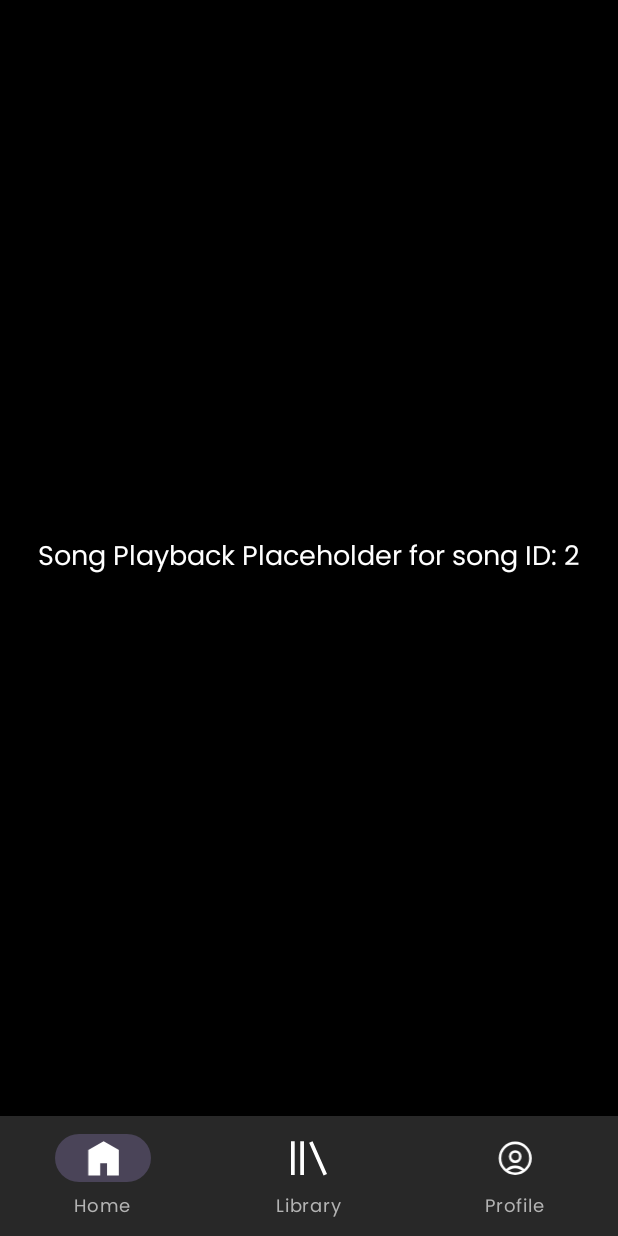
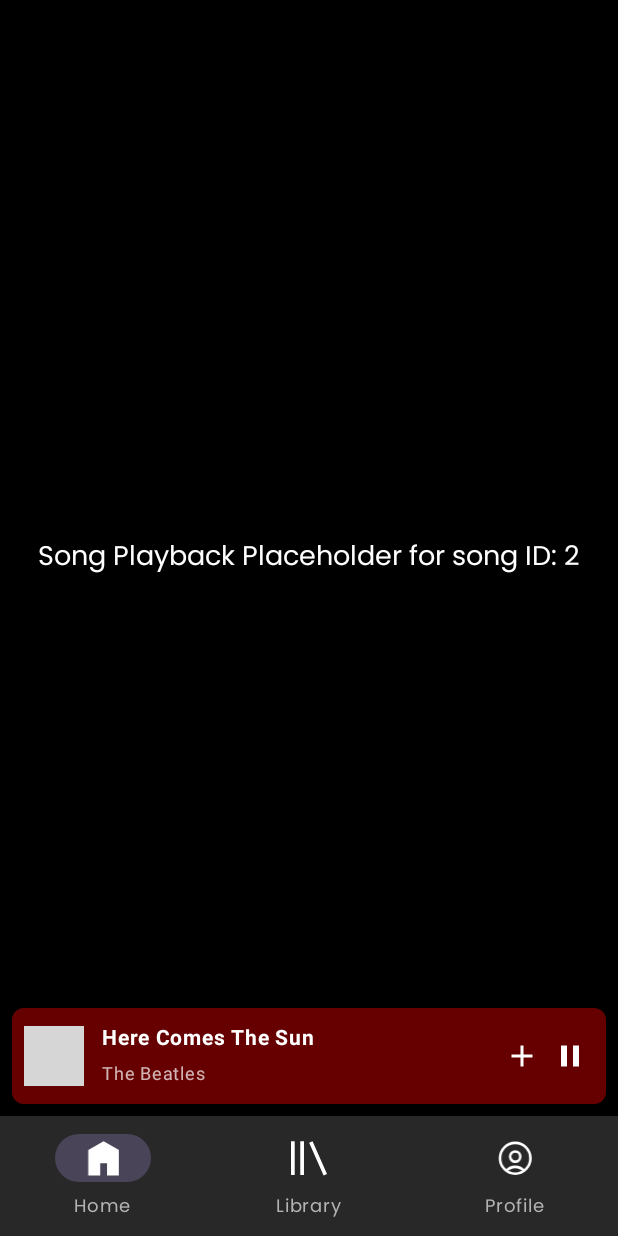
Before and after one commit to shulhajws/purritify, an Android app built with Jetpack Compose: the screen it shows after launch (MainActivity), after a tap on "Here Comes The Sun", on a phone screen of 412 x 824 dp. Run offline under Robolectric (Android 15) with nearby library versions, the phone set to English and light mode, and no system bars; our stand-ins replace navigation-ui; pictures from the network do not load; 1 other tap on this screen came first; grey boxes are pictures that could not be loaded.

Commit message:
feat: interface for MiniPlayer

```diff
--- a/app/src/main/java/com/example/purrytify/MainActivity.kt
+++ b/app/src/main/java/com/example/purrytify/MainActivity.kt
@@ -1,35 +1,46 @@
 package com.example.purrytify
 
 import android.os.Bundle
-import android.widget.TextView
-import com.google.android.material.bottomnavigation.BottomNavigationView
+import android.view.View
+import android.view.ViewGroup
+import androidx.activity.viewModels
 import androidx.appcompat.app.AppCompatActivity
+import androidx.compose.material3.MaterialTheme
+import androidx.compose.material3.Surface
+import androidx.compose.runtime.collectAsState
+import androidx.compose.runtime.getValue
+import androidx.compose.ui.graphics.Color
+import androidx.compose.ui.platform.ComposeView
+import androidx.core.os.bundleOf
+import androidx.lifecycle.lifecycleScope
 import androidx.navigation.NavController
 import androidx.navigation.fragment.NavHostFragment
 import androidx.navigation.ui.AppBarConfiguration
 import androidx.navigation.ui.setupWithNavController
 import com.example.purrytify.databinding.ActivityMainBinding
+import com.example.purrytify.ui.playback.PlayerViewModel
+import com.google.android.material.bottomnavigation.BottomNavigationView
+import kotlinx.coroutines.flow.launchIn
+import kotlinx.coroutines.flow.onEach
 
 class MainActivity : AppCompatActivity() {
-
     private lateinit var binding: ActivityMainBinding
     private lateinit var navController: NavController
     private lateinit var appBarConfiguration: AppBarConfiguration
-//    private lateinit var headerTitle: TextView
+    private val playerViewModel: PlayerViewModel by viewModels()
 
     override fun onCreate(savedInstanceState: Bundle?) {
         super.onCreate(savedInstanceState)
-
         binding = ActivityMainBinding.inflate(layoutInflater)
         setContentView(binding.root)
 
+        // Setup navigation
         val navView: BottomNavigationView = binding.navView
-
         val navHostFragment = supportFragmentManager
             .findFragmentById(R.id.nav_host_fragment_activity_main) as NavHostFragment
         navController = navHostFragment.navController
 
-        val appBarConfiguration = AppBarConfiguration(
+        appBarConfiguration = AppBarConfiguration(
             setOf(
                 R.id.navigation_home,
                 R.id.navigation_library,
@@ -37,5 +48,57 @@ class MainActivity : AppCompatActivity() {
             )
         )
         navView.setupWithNavController(navController)
+
+        // Mini Player Container
+        val miniPlayerContainer = binding.miniPlayerContainer
+        val composeView = ComposeView(this).apply {
+            layoutParams = ViewGroup.LayoutParams(
+                ViewGroup.LayoutParams.MATCH_PARENT,
+                ViewGroup.LayoutParams.WRAP_CONTENT
+            )
+        }
+        miniPlayerContainer.addView(composeView)
+
+        // Set content for the compose view
+        composeView.setContent {
+            val currentSong by playerViewModel.currentSong.collectAsState()
+            val isPlaying by playerViewModel.isPlaying.collectAsState()
+
+            MaterialTheme {
+                Surface(color = Color.Transparent) {
+                    currentSong?.let { song ->
+                        MiniPlayer(
+                            song = song.copy(isPlaying = isPlaying),
+                            onMiniPlayerClick = {
+                                navController.navigate(
+                                    R.id.navigation_song_playback,
+                                    bundleOf("song_id" to song.id)
+                                )
+                            },
+                            onPlayPauseClick = {
+                                playerViewModel.togglePlayPause()
+                            }
+                        )
+                    }
+                }
+            }
+        }
+
+        playerViewModel.currentSong
+            .onEach { song ->
+                binding.miniPlayerContainer.visibility = if (song != null) View.VISIBLE else View.GONE
+            }
+            .launchIn(lifecycleScope)
     }
 }
+
+//    private fun togglePlayPause() {
+//        // Update the current song's playing state
+//        currentSong = currentSong.copy(isPlaying = !currentSong.isPlaying)
+//    }
+//
+//    // Method to be called from fragments when a song is selected
+//    fun playSong(song: Song) {
+//        currentSong = song.copy(isPlaying = true)
+//        showMiniPlayer = true
+//    }
--- /dev/null
+++ b/app/src/main/java/com/example/purrytify/MiniPlayer.kt
@@ -0,0 +1,112 @@
+package com.example.purrytify
+
+// MiniPlayer.kt
+import androidx.compose.foundation.Image
+import androidx.compose.foundation.background
+import androidx.compose.foundation.clickable
+import androidx.compose.foundation.layout.Box
+import androidx.compose.foundation.layout.Column
+import androidx.compose.foundation.layout.Row
+import androidx.compose.foundation.layout.fillMaxWidth
+import androidx.compose.foundation.layout.padding
+import androidx.compose.foundation.layout.size
+import androidx.compose.foundation.shape.RoundedCornerShape
+import androidx.compose.material.icons.Icons
+import androidx.compose.material.icons.filled.Add
+import androidx.compose.material.icons.filled.PlayArrow
+import androidx.compose.material3.Icon
+import androidx.compose.material3.IconButton
+import androidx.compose.material3.Text
+import androidx.compose.runtime.Composable
+import androidx.compose.ui.Alignment
+import androidx.compose.ui.Modifier
+import androidx.compose.ui.draw.clip
+import androidx.compose.ui.graphics.Color
+import androidx.compose.ui.graphics.vector.rememberVectorPainter
+import androidx.compose.ui.layout.ContentScale
+import androidx.compose.ui.res.painterResource
+import androidx.compose.ui.text.font.FontWeight
+import androidx.compose.ui.text.style.TextOverflow
+import androidx.compose.ui.unit.dp
+import androidx.compose.ui.unit.sp
+import coil.compose.rememberAsyncImagePainter
+import com.example.purrytify.model.Song
+
+@Composable
+fun MiniPlayer(
+    song: Song,
+    onMiniPlayerClick: () -> Unit,
+    onPlayPauseClick: () -> Unit
+) {
+    Box(
+        modifier = Modifier
+            .fillMaxWidth()
+            .background(Color(0xFF660000), shape = RoundedCornerShape(8.dp)) // Apply shape here
+            .clickable { onMiniPlayerClick() }
+            .padding(8.dp)
+    ) {
+        Row(
+            verticalAlignment = Alignment.CenterVertically,
+            modifier = Modifier.fillMaxWidth()
+        ) {
+            Image(
+                painter = if (song.albumArt.isNotEmpty())
+                    rememberAsyncImagePainter(song.albumArt)
+                else
+                    painterResource(id = R.drawable.placeholder_album_art),
+                contentDescription = "Album Cover",
+                modifier = Modifier
+                    .size(40.dp)
+                    .clip(RoundedCornerShape(4.dp)),
+                contentScale = ContentScale.Crop
+            )
+
+            // Song info
+            Column(
+                modifier = Modifier
+                    .weight(1f)
+                    .padding(horizontal = 12.dp)
+            ) {
+                Text(
+                    text = song.title,
+                    color = Color.White,
+                    fontSize = 14.sp,
+                    fontWeight = FontWeight.Bold,
+                    maxLines = 1,
+                    overflow = TextOverflow.Ellipsis
+                )
+                Text(
+                    text = song.artist,
+                    color = Color.White.copy(alpha = 0.7f),
+                    fontSize = 12.sp,
+                    maxLines = 1,
+                    overflow = TextOverflow.Ellipsis
+                )
+            }
+
+            // Controls
+            IconButton(
+                onClick = { /* Add to playlist functionality */ },
+                modifier = Modifier.size(32.dp)
+            ) {
+                Icon(
+                    imageVector = Icons.Default.Add,
+                    contentDescription = "Add to playlist",
+                    tint = Color.White
+                )
+            }
+
+            IconButton(
+                onClick = onPlayPauseClick,
+                modifier = Modifier.size(32.dp)
+            ) {
+                Icon(
+                    painter = if (song.isPlaying) painterResource(R.drawable.ic_pause)
+                    else rememberVectorPainter(Icons.Default.PlayArrow),
+                    contentDescription = if (song.isPlaying) "Pause" else "Play",
+                    tint = Color.White
+                )
+            }
+        }
+    }
+}
--- a/app/src/main/java/com/example/purrytify/ui/home/HomeFragment.kt
+++ b/app/src/main/java/com/example/purrytify/ui/home/HomeFragment.kt
@@ -9,11 +9,13 @@ import androidx.compose.material3.MaterialTheme
 import androidx.compose.material3.Surface
 import androidx.compose.ui.Modifier
 import androidx.fragment.app.Fragment
+import androidx.fragment.app.activityViewModels
 import androidx.lifecycle.ViewModelProvider
 import androidx.navigation.NavController
 import androidx.navigation.fragment.NavHostFragment
 import com.example.purrytify.R
 import com.example.purrytify.databinding.FragmentHomeBinding
+import com.example.purrytify.ui.playback.PlayerViewModel
 import com.example.purrytify.ui.theme.PurrytifyTheme
 
 class HomeFragment : Fragment() {
@@ -21,6 +23,7 @@ class HomeFragment : Fragment() {
     private val binding get() = _binding!!
     private lateinit var homeViewModel: HomeViewModel
     private lateinit var navController: NavController
+    private val playerViewModel: PlayerViewModel by activityViewModels()
 
     override fun onCreateView(
         inflater: LayoutInflater,
@@ -45,7 +48,10 @@ class HomeFragment : Fragment() {
                 ) {
                     HomeScreen(
                         viewModel = homeViewModel,
-                        onSongClick = { songId -> navigateToPlayback(songId) }
+                        onSongClick = { song ->
+                            playerViewModel.playSong(song)
+                            navigateToPlayback(song.id)
+                        }
                     )
                 }
             }
--- a/app/src/main/java/com/example/purrytify/ui/home/HomeScreen.kt
+++ b/app/src/main/java/com/example/purrytify/ui/home/HomeScreen.kt
@@ -36,7 +36,10 @@ import com.example.purrytify.ui.theme.SoftGray
 import com.example.purrytify.ui.theme.White
 
 @Composable
-fun HomeScreen(viewModel: HomeViewModel, onSongClick: (String) -> Unit) {
+fun HomeScreen(
+    viewModel: HomeViewModel,
+    onSongClick: (Song) -> Unit
+) {
     val newSongs by viewModel.newSongs.collectAsState()
     val recentlyPlayedSongs by viewModel.recentlyPlayedSongs.collectAsState()
 
@@ -68,7 +71,7 @@ fun HomeScreen(viewModel: HomeViewModel, onSongClick: (String) -> Unit) {
                 items(newSongs) { song ->
                     NewSongItem(
                         song = song,
-                        onSongClick = { onSongClick(song.id) }
+                        onSongClick = { onSongClick(song) }
                     )
                 }
             }
@@ -91,7 +94,7 @@ fun HomeScreen(viewModel: HomeViewModel, onSongClick: (String) -> Unit) {
                 recentlyPlayedSongs.forEach { song ->
                     RecentlyPlayedItem(
                         song = song,
-                        onSongClick = { onSongClick(song.id) }
+                        onSongClick = { onSongClick(song) }
                     )
                 }
             }
@@ -152,15 +155,6 @@ fun RecentlyPlayedItem(song: Song, onSongClick: () -> Unit) {
             modifier = Modifier
                 .size(56.dp)
                 .clip(RoundedCornerShape(4.dp))
-//            for further development, consider
-//            rememberAsyncImagePainter(
-//                model = song.albumArt,
-//                imageLoader = ImageLoader.Builder(context)
-//                    .size(Size.ORIGINAL) // Prevent size-based decoding drops
-//                    .build(),
-//                placeholder = painterResource(R.drawable.placeholder),
-//                error = painterResource(R.drawable.error_placeholder)
-//            )
         )
 
         Spacer(modifier = Modifier.width(16.dp))
--- a/app/src/main/java/com/example/purrytify/ui/library/LibraryFragment.kt
+++ b/app/src/main/java/com/example/purrytify/ui/library/LibraryFragment.kt
@@ -6,6 +6,7 @@ import android.view.View
 import android.view.ViewGroup
 import androidx.core.content.ContextCompat
 import androidx.fragment.app.Fragment
+import androidx.fragment.app.activityViewModels
 import androidx.lifecycle.ViewModelProvider
 import androidx.lifecycle.lifecycleScope
 import androidx.navigation.NavController
@@ -13,6 +14,7 @@ import androidx.navigation.fragment.NavHostFragment
 import androidx.recyclerview.widget.LinearLayoutManager
 import com.example.purrytify.R
 import com.example.purrytify.databinding.FragmentLibraryBinding
+import com.example.purrytify.ui.playback.PlayerViewModel
 import com.google.android.material.button.MaterialButton
 import kotlinx.coroutines.ExperimentalCoroutinesApi
 import kotlinx.coroutines.flow.flatMapLatest
@@ -24,6 +26,7 @@ class LibraryFragment : Fragment() {
     private lateinit var libraryViewModel: LibraryViewModel
     private lateinit var navController: NavController
     private lateinit var songAdapter: LibrarySongAdapter
+    private val playerViewModel: PlayerViewModel by activityViewModels()
 
     override fun onCreateView(
         inflater: LayoutInflater,
@@ -54,7 +57,10 @@ class LibraryFragment : Fragment() {
 
         // Setup the RecyclerView
         val recyclerView = contentView.findViewById<androidx.recyclerview.widget.RecyclerView>(R.id.recycler_songs)
-        songAdapter = LibrarySongAdapter { songId -> navigateToPlayback(songId) }
+        songAdapter = LibrarySongAdapter { song ->
+            playerViewModel.playSong(song)
+            navigateToPlayback(song.id)
+        }
         recyclerView.apply {
             layoutManager = LinearLayoutManager(requireContext())
             adapter = songAdapter
--- a/app/src/main/java/com/example/purrytify/ui/library/LibrarySongAdapter.kt
+++ b/app/src/main/java/com/example/purrytify/ui/library/LibrarySongAdapter.kt
@@ -10,7 +10,7 @@ import com.example.purrytify.R
 import com.example.purrytify.databinding.ItemLibrarySongBinding
 import com.example.purrytify.model.Song
 
-class LibrarySongAdapter(private val onSongClick: (String) -> Unit) :
+class LibrarySongAdapter(private val onSongClick: (Song) -> Unit) :
     ListAdapter<Song, LibrarySongAdapter.SongViewHolder>(SongDiffCallback()) {
 
     override fun onCreateViewHolder(parent: ViewGroup, viewType: Int): SongViewHolder {
@@ -29,7 +29,7 @@ class LibrarySongAdapter(private val onSongClick: (String) -> Unit) :
                 val position = bindingAdapterPosition
                 if (position != RecyclerView.NO_POSITION) {
                     val song = getItem(position)
-                    onSongClick(song.id)
+                    onSongClick(song)
                 }
             }
         }
--- /dev/null
+++ b/app/src/main/java/com/example/purrytify/ui/playback/PlayerViewModel.kt
@@ -0,0 +1,24 @@
+package com.example.purrytify.ui.playback
+
+import androidx.lifecycle.ViewModel
+import com.example.purrytify.model.Song
+import kotlinx.coroutines.flow.MutableStateFlow
+import kotlinx.coroutines.flow.StateFlow
+import kotlinx.coroutines.flow.asStateFlow
+
+class PlayerViewModel : ViewModel() {
+    private val _currentSong = MutableStateFlow<Song?>(null)
+    val currentSong: StateFlow<Song?> = _currentSong.asStateFlow()
+
+    private val _isPlaying = MutableStateFlow(false)
+    val isPlaying: StateFlow<Boolean> = _isPlaying.asStateFlow()
+
+    fun playSong(song: Song) {
+        _currentSong.value = song
+        _isPlaying.value = true
+    }
+
+    fun togglePlayPause() {
+        _isPlaying.value = !_isPlaying.value
+    }
+}
--- a/app/src/main/java/com/example/purrytify/ui/theme/Type.kt
+++ b/app/src/main/java/com/example/purrytify/ui/theme/Type.kt
@@ -59,6 +59,11 @@ val Typography = Typography(
         fontWeight = FontWeight.Normal,
         fontSize = 14.sp
     ),
+    labelLarge = TextStyle(
+        fontFamily = Poppins,
+        fontWeight = FontWeight.Bold,
+        fontSize = 14.sp
+    ),
     labelMedium = TextStyle(
         fontFamily = Poppins,
         fontWeight = FontWeight.Medium,
--- /dev/null
+++ b/app/src/main/res/drawable/ic_pause.xml
@@ -0,0 +1,5 @@
+<vector xmlns:android="http://schemas.android.com/apk/res/android" android:autoMirrored="true" android:height="24dp" android:viewportHeight="24" android:viewportWidth="24" android:width="24dp">
+
+    <path android:fillColor="#FF000000" android:pathData="M6,19h4L10,5L6,5v14zM14,5v14h4L18,5h-4z"/>
+
+</vector>
--- a/app/src/main/res/layout/activity_main.xml
+++ b/app/src/main/res/layout/activity_main.xml
@@ -20,6 +20,17 @@
         app:navGraph="@navigation/mobile_navigation"
         app:defaultNavHost="true" />
 
+    <FrameLayout
+        android:id="@+id/mini_player_container"
+        android:layout_width="match_parent"
+        android:layout_height="wrap_content"
+        android:layout_marginStart="8dp"
+        android:layout_marginEnd="8dp"
+        android:layout_marginBottom="8dp"
+        android:visibility="gone"
+        app:layout_constraintBottom_toTopOf="@id/nav_view"
+        app:layout_constraintEnd_toEndOf="parent"
+        app:layout_constraintStart_toStartOf="parent" />
 
     <com.google.android.material.bottomnavigation.BottomNavigationView
         android:id="@+id/nav_view"
--- a/app/src/main/res/layout/library_content.xml
+++ b/app/src/main/res/layout/library_content.xml
@@ -25,6 +25,7 @@
                 android:layout_width="wrap_content"
                 android:layout_height="wrap_content"
                 android:text="All"
+                android:textAppearance="@style/Text.LabelLarge"
                 android:textAllCaps="false"
                 android:textColor="@color/white"
                 app:cornerRadius="50dp"
@@ -40,6 +41,7 @@
                 android:layout_width="wrap_content"
                 android:layout_height="wrap_content"
                 android:text="Liked"
+                android:textAppearance="@style/Text.LabelLarge"
                 android:textAllCaps="false"
                 android:textColor="@color/white"
                 app:cornerRadius="50dp"
@@ -52,7 +54,7 @@
             android:layout_height="48dp"
             android:background="?attr/selectableItemBackgroundBorderless"
             android:contentDescription="Add song"
-            android:src="@drawable/ic_add_plain"
+            android:src="@drawable/ic_add"
             app:tint="@android:color/white" />
     </LinearLayout>
 
--- a/app/src/main/res/navigation/mobile_navigation.xml
+++ b/app/src/main/res/navigation/mobile_navigation.xml
@@ -16,7 +16,9 @@
             android:id="@+id/action_home_to_playback"
             app:destination="@id/navigation_song_playback"
             app:enterAnim="@android:anim/fade_in"
-            app:exitAnim="@android:anim/fade_out">
+            app:exitAnim="@android:anim/fade_out"
+            app:popUpTo="@id/navigation_home"
+            app:popUpToInclusive="false" >
             <argument android:name="songId" app:argType="string" />
         </action>
     </fragment>
--- /dev/null
+++ b/app/src/main/res/values/ids.xml
@@ -0,0 +1,4 @@
+<?xml version="1.0" encoding="utf-8"?>
+<resources>
+    <item name="mini_player_container" type="id" />
+</resources>
--- a/app/src/main/res/values/styles.xml
+++ b/app/src/main/res/values/styles.xml
@@ -48,6 +48,11 @@
         <item name="android:textSize">14sp</item>
     </style>
 
+    <style name="Text.LabelLarge">
+        <item name="android:fontFamily">@font/poppins_bold</item>
+        <item name="android:textSize">14sp</item>
+    </style>
+
     <style name="Text.LabelMedium">
         <item name="android:fontFamily">@font/poppins_medium</item>
         <item name="android:textSize">12sp</item>
```
